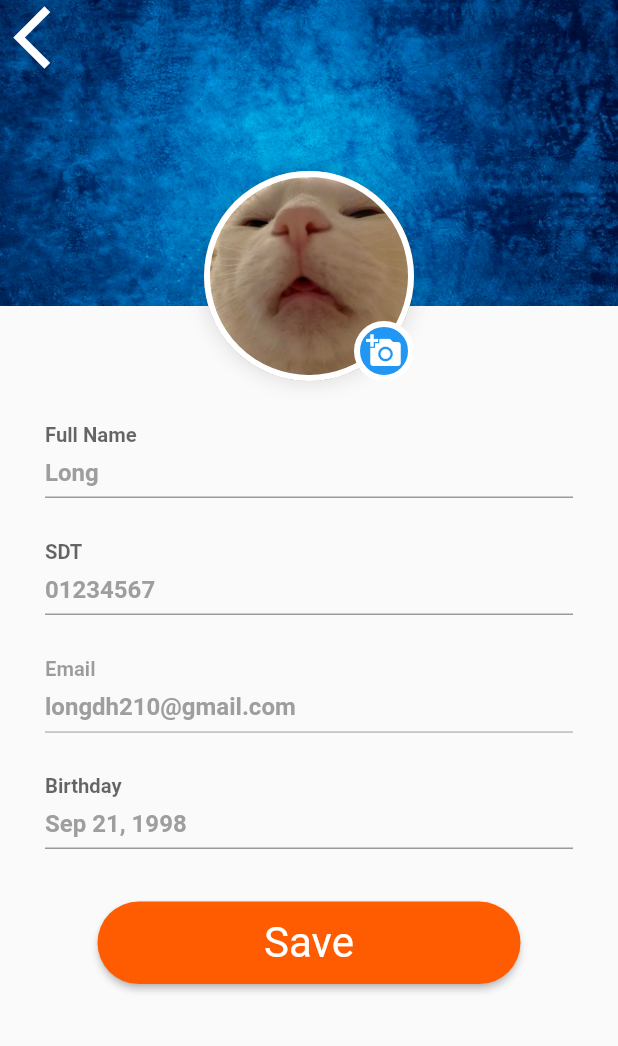
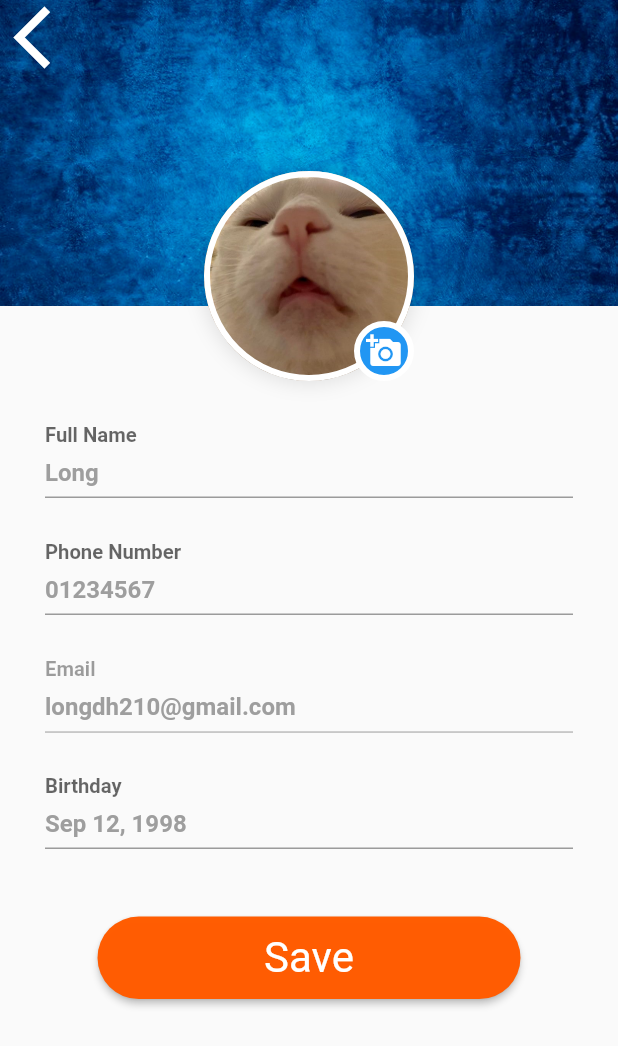
Before and after one commit to BuiThienNhan-nb/flutter-app, a Flutter app: the EditProfile screen opened directly, on a phone screen of 412 x 824 dp. Shown: the top 1046 px of the screen. Run offline on Flutter 3.47's test engine with Material 2 defaults, Android fonts, the phone set to English and light mode, and no system bars; our stand-ins replace cached_network_image, cloud_firestore, curved_navigation_bar, email_validator, firebase_auth, firebase_core and 10 more; accounts and stored records are empty; project files that could hold a hidden picture were left out.

Commit message:
update edit profile

```diff
--- a/lib/screens/setting/editProfile/edit_profile.dart
+++ b/lib/screens/setting/editProfile/edit_profile.dart
@@ -1,7 +1,15 @@
+import 'dart:io';
+
 import 'package:cloud_firestore/cloud_firestore.dart';
 import 'package:flutter/material.dart';
+import 'package:flutter/services.dart';
 import 'package:flutter_app/services/usersRepo.dart';
+import 'package:flutter_app/utils/snack_bar_widget.dart';
 import 'package:intl/intl.dart';
+import 'package:flutter_app/utils/text_field_editProfile.dart';
+import 'package:flutter_app/utils/text_field_birthday.dart';
+import 'package:image_picker/image_picker.dart';
+import 'package:firebase_storage/firebase_storage.dart';
 
 class EditProfile extends StatefulWidget {
   @override
@@ -9,13 +17,12 @@ class EditProfile extends StatefulWidget {
 }
 
 class _EditProfileState extends State<EditProfile> {
-  DateTime _selectedDate = DateTime.now();
-  TextEditingController _textEditingController = TextEditingController();
-  bool isObscurePassword = true;
   bool isLoading = false;
   var txtName = TextEditingController();
   var txtPhoneNumber = TextEditingController();
   var txtEmail = TextEditingController();
+  File? _pickedImage = null;
+  late String url;
   @override
   void initState() {
     super.initState();
@@ -43,6 +50,41 @@ class _EditProfileState extends State<EditProfile> {
           .doc('users/${UserRepo.customer.uid}')
           .update(UserRepo.customer.toMap());
     }
+  }
+
+  updateImage() async {
+    var imageFile = FirebaseStorage.instance
+        .ref()
+        .child('usersimages')
+        .child(UserRepo.customer.name! + '.jpg');
+    UploadTask task = imageFile.putFile(_pickedImage!);
+    TaskSnapshot snapshot = await task;
+    url = await snapshot.ref.getDownloadURL();
+    UserRepo.customer.imageUrl = url;
+    await FirebaseFirestore.instance
+        .doc('users/${UserRepo.customer.uid}')
+        .update(UserRepo.customer.toMap());
+  }
+
+  Future _pickImageCamera() async {
+    final picker = ImagePicker();
+    final pickedImage =
+        await picker.getImage(source: ImageSource.camera, imageQuality: 100);
+    final pickedImageFile = File(pickedImage!.path);
+    setState(() {
+      _pickedImage = pickedImageFile;
+    });
+    Navigator.pop(context);
+  }
+
+  Future _pickImageGallery() async {
+    final picker = ImagePicker();
+    final pickedImage = await picker.getImage(source: ImageSource.gallery);
+    final pickedImageFile = File(pickedImage!.path);
+    setState(() {
+      _pickedImage = pickedImageFile;
+    });
+    Navigator.pop(context);
   }
 
   @override
@@ -94,7 +136,19 @@ class _EditProfileState extends State<EditProfile> {
                                 shape: BoxShape.circle,
                                 image: DecorationImage(
                                   fit: BoxFit.cover,
-                                  image: AssetImage('assets/avt.jpg'),
+                                  image: _pickedImage == null &&
+                                          UserRepo.customer.imageUrl == null
+                                      ? AssetImage('assets/avt.jpg')
+                                      : _pickedImage == null &&
+                                              UserRepo.customer.imageUrl != null
+                                          ? NetworkImage(
+                                              UserRepo.customer.imageUrl!)
+                                          : _pickedImage != null &&
+                                                  UserRepo.customer.imageUrl !=
+                                                      null
+                                              ? FileImage(_pickedImage!)
+                                              : FileImage(_pickedImage!)
+                                                  as ImageProvider,
                                 ),
                               ),
                             ),
@@ -114,13 +168,13 @@ class _EditProfileState extends State<EditProfile> {
                                 color: Colors.blue,
                               ),
                               child: InkWell(
-                                onTap: () {
-                                  print('object');
-                                  showModalBottomSheet(
-                                    context: context,
-                                    builder: ((builder) => bottomSheet()),
-                                  );
-                                },
+                                // onTap: () {
+                                //   print('object');
+                                //   showModalBottomSheet(
+                                //     context: context,
+                                //     builder: ((builder) => bottomSheet()),
+                                //   );
+                                // },
                                 child: Icon(
                                   Icons.add_a_photo,
                                   color: Colors.white,
@@ -152,32 +206,30 @@ class _EditProfileState extends State<EditProfile> {
                       EdgeInsets.only(top: 80, left: 30, right: 30, bottom: 30),
                   child: Column(
                     children: [
-                      buildTextField("Full Name", "Long", false, txtName, true),
-                      buildTextField(
-                          "SDT", "01234567", false, txtPhoneNumber, true),
-                      buildTextField("Email", "longdh210@gmail.com", false,
-                          txtEmail, false),
-                      TextField(
-                        focusNode: AlwaysDisabledFocusNode(),
-                        controller: _textEditingController,
-                        style: TextStyle(
-                            color: Colors.black,
-                            fontWeight: FontWeight.bold,
-                            fontSize: 18),
-                        onTap: () {
-                          _selectDate(context);
-                        },
-                        decoration: InputDecoration(
-                          contentPadding: EdgeInsets.only(bottom: 5),
-                          labelText: 'Birthday',
-                          floatingLabelBehavior: FloatingLabelBehavior.always,
-                          hintText: 'Sep 21, 1998',
-                          hintStyle: TextStyle(
-                            fontSize: 16,
-                            fontWeight: FontWeight.bold,
-                            color: Colors.grey,
-                          ),
-                        ),
+                      TextFieldEditProfile(
+                          labelText: "Full Name",
+                          placeholder: "Long",
+                          controller: txtName,
+                          turnOnOff: true,
+                          formatter:
+                              FilteringTextInputFormatter.singleLineFormatter),
+                      TextFieldEditProfile(
+                        labelText: "Phone Number",
+                        placeholder: "01234567",
+                        controller: txtPhoneNumber,
+                        turnOnOff: true,
+                        formatter: FilteringTextInputFormatter.digitsOnly,
+                      ),
+                      TextFieldEditProfile(
+                          labelText: "Email",
+                          placeholder: "longdh210@gmail.com",
+                          controller: txtEmail,
+                          turnOnOff: false,
+                          formatter:
+                              FilteringTextInputFormatter.singleLineFormatter),
+                      TextFieldBirthday(
+                        labelText: "Birthday",
+                        placeholder: "Sep 12, 1998",
                       ),
                       Container(
                         alignment: Alignment.center,
@@ -194,9 +246,14 @@ class _EditProfileState extends State<EditProfile> {
                               isLoading = true;
                             });
                             await updateInfor();
+                            if (_pickedImage != null) {
+                              await updateImage();
+                            }
                             setState(() {
                               isLoading = false;
                             });
+                            showSnackbar("Update succesful",
+                                'Hello ${UserRepo.customer.name}', true);
                           },
                           style: ElevatedButton.styleFrom(
                             textStyle: TextStyle(fontSize: 28),
@@ -214,24 +271,6 @@ class _EditProfileState extends State<EditProfile> {
         ),
       ),
     );
-  }
-
-  _selectDate(BuildContext context) async {
-    DateTime? newSelectedDate = await showDatePicker(
-      context: context,
-      initialDate: _selectedDate != null ? _selectedDate : DateTime.now(),
-      firstDate: DateTime(2000),
-      lastDate: DateTime(2040),
-    );
-
-    if (newSelectedDate != null) {
-      _selectedDate = newSelectedDate;
-      _textEditingController
-        ..text = DateFormat.yMMMd().format(_selectedDate)
-        ..selection = TextSelection.fromPosition(TextPosition(
-            offset: _textEditingController.text.length,
-            affinity: TextAffinity.upstream));
-    }
   }
 
   Widget bottomSheet() {
@@ -254,14 +293,21 @@ class _EditProfileState extends State<EditProfile> {
             height: 20,
           ),
           Row(
+            mainAxisAlignment: MainAxisAlignment.center,
             children: [
               FlatButton.icon(
-                onPressed: () {},
+                onPressed: () async {
+                  await _pickImageCamera();
+                  // _openCamera(context);
+                },
                 icon: Icon(Icons.camera),
                 label: Text('Camera'),
               ),
               FlatButton.icon(
-                onPressed: () {},
+                onPressed: () async {
+                  await _pickImageGallery();
+                  // _openGallery(context);
+                },
                 icon: Icon(Icons.image),
                 label: Text('Gallery'),
               )
@@ -271,47 +317,4 @@ class _EditProfileState extends State<EditProfile> {
       ),
     );
   }
-
-  Widget buildTextField(
-      String labelText,
-      String placeholder,
-      bool isPasswordTextField,
-      TextEditingController controller,
-      bool turnOnOff) {
-    return Padding(
-      padding: EdgeInsets.only(bottom: 30),
-      child: TextField(
-        style: TextStyle(
-            color: Colors.black, fontWeight: FontWeight.bold, fontSize: 18),
-        obscureText: isPasswordTextField ? isObscurePassword : false,
-        decoration: InputDecoration(
-          suffixIcon: isPasswordTextField
-              ? IconButton(
-                  onPressed: () {},
-                  icon: Icon(
-                    Icons.remove_red_eye,
-                    color: Colors.grey,
-                  ),
-                )
-              : null,
-          contentPadding: EdgeInsets.only(bottom: 5),
-          labelText: labelText,
-          floatingLabelBehavior: FloatingLabelBehavior.always,
-          hintText: placeholder,
-          hintStyle: TextStyle(
-            fontSize: 16,
-            fontWeight: FontWeight.bold,
-            color: Colors.grey,
-          ),
-        ),
-        controller: controller,
-        enabled: turnOnOff,
-      ),
-    );
-  }
 }
-
-class AlwaysDisabledFocusNode extends FocusNode {
-  @override
-  bool get hasFocus => false;
-}
--- a/lib/screens/setting/setting.dart
+++ b/lib/screens/setting/setting.dart
@@ -18,7 +18,7 @@ class _SettingScreenState extends State<SettingScreen> {
   signOut() async {
     AuthenticationServices _auth = AuthenticationServices();
     await _auth.signOut();
-    Get.offAllNamed('/authenticate');
+    Get.offAllNamed('/login');
   }
 
   @override
@@ -39,6 +39,7 @@ class _SettingScreenState extends State<SettingScreen> {
                 onClicked: () {
                   Get.to(() => EditProfile(),
                       transition: Transition.leftToRight);
+                  // signOut();
                 }),
           ),
         ),
--- /dev/null
+++ b/lib/utils/text_field_birthday.dart
@@ -0,0 +1,60 @@
+import 'package:flutter/material.dart';
+import 'package:intl/intl.dart';
+
+class TextFieldBirthday extends StatelessWidget {
+  TextFieldBirthday({required this.labelText, required this.placeholder});
+  final String labelText;
+  final String placeholder;
+  DateTime _selectedDate = DateTime.now();
+  TextEditingController _textEditingController = TextEditingController();
+
+  @override
+  Widget build(BuildContext context) {
+    return Padding(
+      padding: EdgeInsets.only(bottom: 10),
+      child: TextField(
+        focusNode: AlwaysDisabledFocusNode(),
+        controller: _textEditingController,
+        style: TextStyle(
+            color: Colors.black, fontWeight: FontWeight.bold, fontSize: 18),
+        onTap: () {
+          _selectDate(context);
+        },
+        decoration: InputDecoration(
+          contentPadding: EdgeInsets.only(bottom: 5),
+          labelText: labelText,
+          floatingLabelBehavior: FloatingLabelBehavior.always,
+          hintText: placeholder,
+          hintStyle: TextStyle(
+            fontSize: 16,
+            fontWeight: FontWeight.bold,
+            color: Colors.grey,
+          ),
+        ),
+      ),
+    );
+  }
+
+  _selectDate(BuildContext context) async {
+    DateTime? newSelectedDate = await showDatePicker(
+      context: context,
+      initialDate: _selectedDate != null ? _selectedDate : DateTime.now(),
+      firstDate: DateTime(2000),
+      lastDate: DateTime(2040),
+    );
+
+    if (newSelectedDate != null) {
+      _selectedDate = newSelectedDate;
+      _textEditingController
+        ..text = DateFormat.yMMMd().format(_selectedDate)
+        ..selection = TextSelection.fromPosition(TextPosition(
+            offset: _textEditingController.text.length,
+            affinity: TextAffinity.upstream));
+    }
+  }
+}
+
+class AlwaysDisabledFocusNode extends FocusNode {
+  @override
+  bool get hasFocus => false;
+}
--- /dev/null
+++ b/lib/utils/text_field_editProfile.dart
@@ -0,0 +1,40 @@
+import 'package:flutter/material.dart';
+import 'package:flutter/services.dart';
+
+class TextFieldEditProfile extends StatelessWidget {
+  TextFieldEditProfile(
+      {required this.labelText,
+      required this.placeholder,
+      required this.controller,
+      required this.turnOnOff,
+      required this.formatter});
+  final String labelText;
+  final String placeholder;
+  final TextEditingController controller;
+  final bool turnOnOff;
+  TextInputFormatter formatter;
+  @override
+  Widget build(BuildContext context) {
+    return Padding(
+      padding: EdgeInsets.only(bottom: 30),
+      child: TextField(
+        style: TextStyle(
+            color: Colors.black, fontWeight: FontWeight.bold, fontSize: 18),
+        decoration: InputDecoration(
+          contentPadding: EdgeInsets.only(bottom: 5),
+          labelText: labelText,
+          floatingLabelBehavior: FloatingLabelBehavior.always,
+          hintText: placeholder,
+          hintStyle: TextStyle(
+            fontSize: 16,
+            fontWeight: FontWeight.bold,
+            color: Colors.grey,
+          ),
+        ),
+        controller: controller,
+        enabled: turnOnOff,
+        inputFormatters: [formatter],
+      ),
+    );
+  }
+}
--- a/pubspec.yaml
+++ b/pubspec.yaml
@@ -44,6 +44,8 @@ dependencies:
   shimmer: ^2.0.0
   like_button: ^2.0.3
   flutter_slidable: ^0.6.0
+  image_picker: ^0.8.4+1
+  firebase_storage: ^10.0.3
 
 dev_dependencies:
   flutter_test:
```
Also changed, not shown: pubspec.lock.
